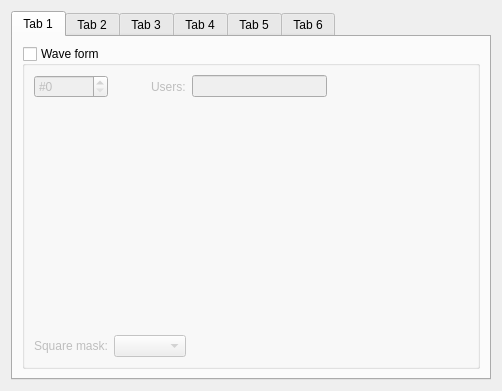
BambooTracker/BambooTracker, file BambooTracker/gui/instrument_editor/instrument_editor_ssg_form.ui: the form before one commit.
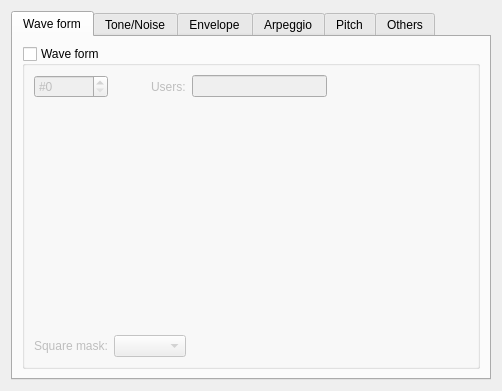
The form after the commit. Custom widgets are drawn as their Qt base class.

Commit message: Fix name of tabs in instrument editor

Patch:
```diff
--- a/BambooTracker/gui/instrument_editor/instrument_editor_ssg_form.ui
+++ b/BambooTracker/gui/instrument_editor/instrument_editor_ssg_form.ui
@@ -21,7 +21,7 @@
      </property>
      <widget class="QWidget" name="tab">
       <attribute name="title">
-       <string>Tab 1</string>
+       <string>Wave form</string>
       </attribute>
       <layout class="QGridLayout" name="gridLayout_2">
        <item row="0" column="0">
@@ -96,7 +96,7 @@
      </widget>
      <widget class="QWidget" name="tab_2">
       <attribute name="title">
-       <string>Tab 2</string>
+       <string>Tone/Noise</string>
       </attribute>
       <layout class="QGridLayout" name="gridLayout_7">
        <item row="0" column="0">
@@ -161,7 +161,7 @@
      </widget>
      <widget class="QWidget" name="tab_3">
       <attribute name="title">
-       <string>Tab 3</string>
+       <string>Envelope</string>
       </attribute>
       <layout class="QGridLayout" name="gridLayout_5">
        <item row="0" column="0">
@@ -243,7 +243,7 @@
      </widget>
      <widget class="QWidget" name="tab_4">
       <attribute name="title">
-       <string>Tab 4</string>
+       <string>Arpeggio</string>
       </attribute>
       <layout class="QGridLayout" name="gridLayout_9">
        <item row="0" column="0">
@@ -318,7 +318,7 @@
      </widget>
      <widget class="QWidget" name="tab_5">
       <attribute name="title">
-       <string>Tab 5</string>
+       <string>Pitch</string>
       </attribute>
       <layout class="QGridLayout" name="gridLayout_12">
        <item row="0" column="0">
@@ -393,7 +393,7 @@
      </widget>
      <widget class="QWidget" name="tab_6">
       <attribute name="title">
-       <string>Tab 6</string>
+       <string>Others</string>
       </attribute>
       <layout class="QGridLayout" name="gridLayout_10">
        <item row="0" column="0">
```
Left out of the diff: 2 changed lines with no effect on the pictures. The commit also changes 1 other file.
